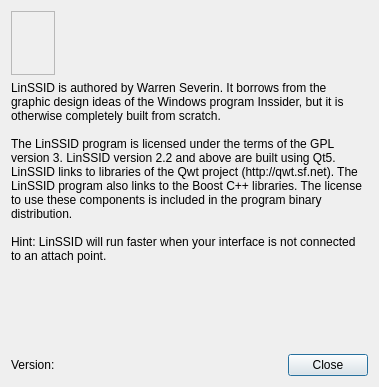
chunmeng/linssid-ex, file linssid-app/AboutBox.ui: the form before one commit.
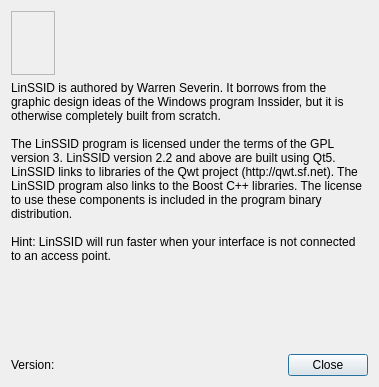
The form after the commit. Icons and pictures are not drawn.

```diff
--- a/linssid-app/AboutBox.ui
+++ b/linssid-app/AboutBox.ui
@@ -89,7 +89,7 @@
 
 The LinSSID program is licensed under the terms of the GPL version 3. LinSSID version 2.2 and above are built using Qt5. LinSSID links to libraries of the Qwt project (http://qwt.sf.net). The LinSSID program also links to the Boost C++ libraries. The license to use these components is included in the program binary distribution.
 
-Hint: LinSSID will run faster when your interface is not connected to an attach point.</string>
+Hint: LinSSID will run faster when your interface is not connected to an access point.</string>
      </property>
      <property name="alignment">
       <set>Qt::AlignLeading|Qt::AlignLeft|Qt::AlignTop</set>
```
